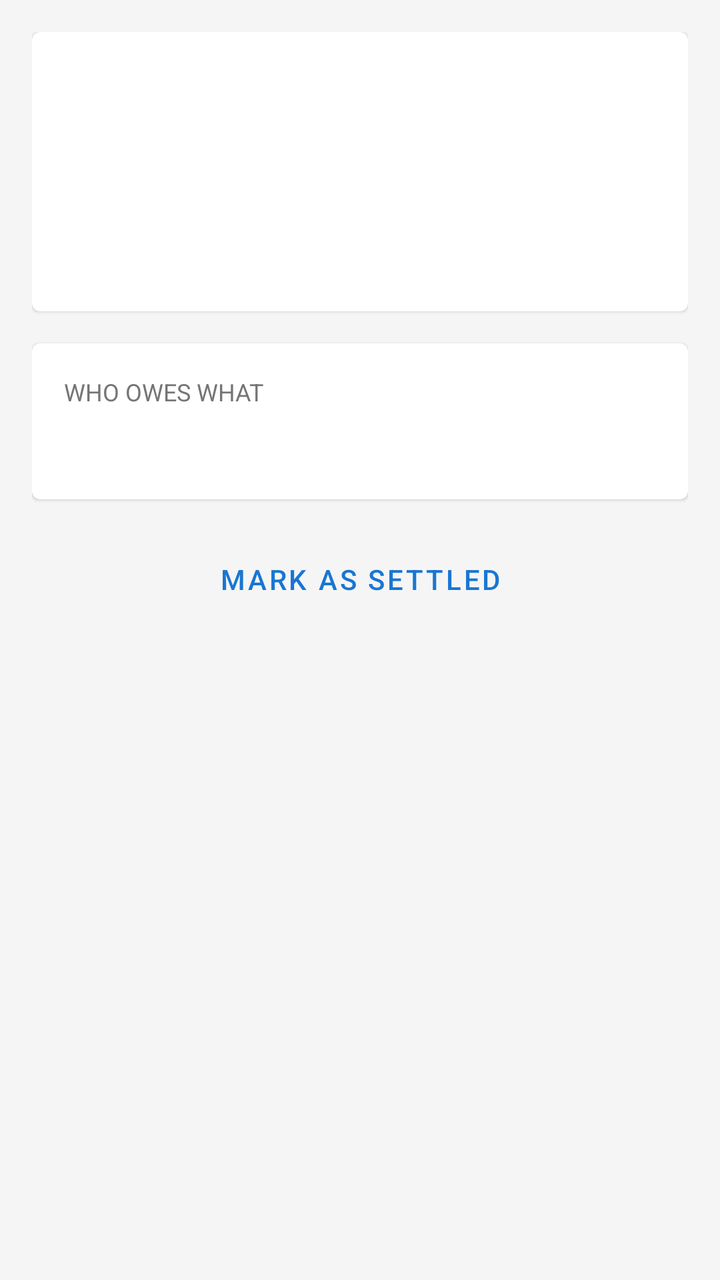
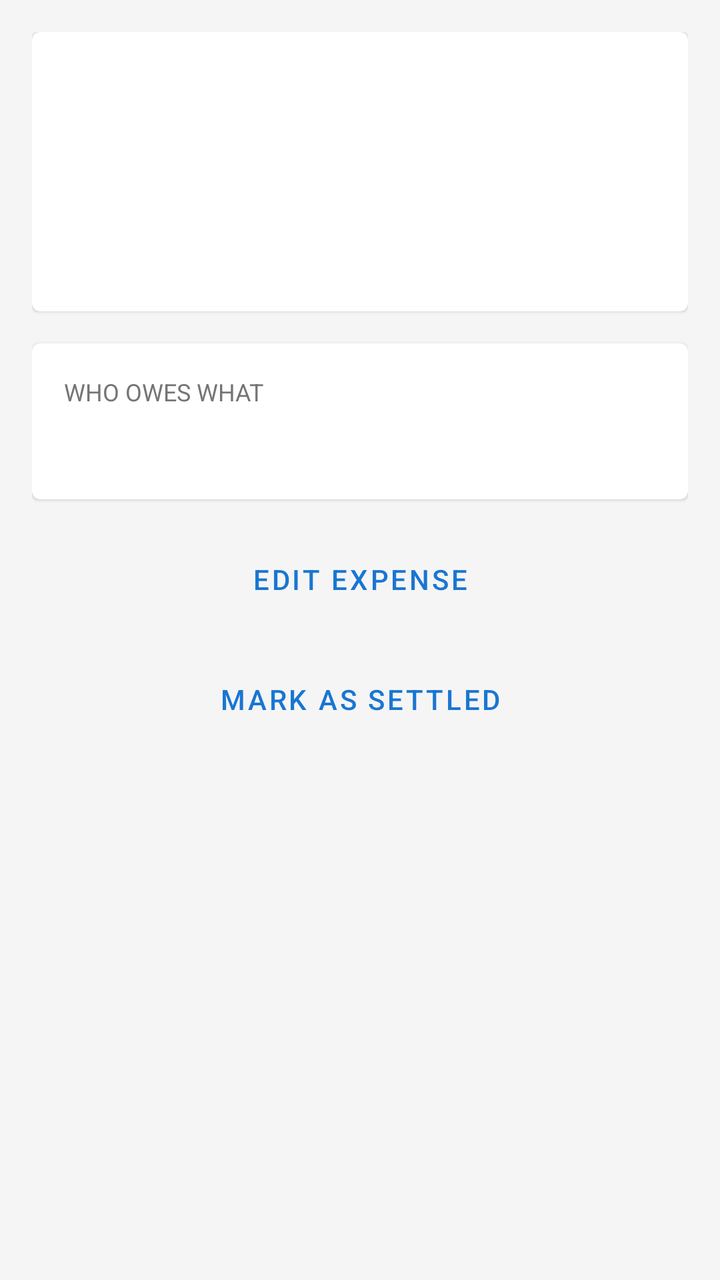

Compare the two renders of this Android layout. The source of the first and the diff that turns it into the second are given below.
<!-- AndroidManifest.xml: application theme Theme.IOweYou -->
<!-- res/layout/fragment_expense_detail.xml -->
<?xml version="1.0" encoding="utf-8"?>
<ScrollView
    xmlns:android="http://schemas.android.com/apk/res/android"
    android:layout_width="match_parent"
    android:layout_height="match_parent"
    android:background="@color/background">

    <LinearLayout
        android:layout_width="match_parent"
        android:layout_height="wrap_content"
        android:orientation="vertical"
        android:padding="16dp">

        
        <com.google.android.material.card.MaterialCardView
            android:layout_width="match_parent"
            android:layout_height="wrap_content"
            android:layout_marginBottom="16dp">

            <LinearLayout
                android:layout_width="match_parent"
                android:layout_height="wrap_content"
                android:orientation="vertical"
                android:padding="16dp">

                <TextView
                    android:id="@+id/tvDetailTitle"
                    android:layout_width="match_parent"
                    android:layout_height="wrap_content"
                    android:textSize="22sp"
                    android:textStyle="bold" />

                <TextView
                    android:id="@+id/tvDetailDate"
                    android:layout_width="match_parent"
                    android:layout_height="wrap_content"
                    android:textSize="14sp"
                    android:textColor="@color/colorNeutral"
                    android:layout_marginTop="4dp" />

                <TextView
                    android:id="@+id/tvDetailTotal"
                    android:layout_width="match_parent"
                    android:layout_height="wrap_content"
                    android:textSize="18sp"
                    android:textStyle="bold"
                    android:textColor="@color/colorPrimary"
                    android:layout_marginTop="8dp" />

                <TextView
                    android:id="@+id/tvPaidBy"
                    android:layout_width="match_parent"
                    android:layout_height="wrap_content"
                    android:textSize="14sp"
                    android:layout_marginTop="4dp" />

                <TextView
                    android:id="@+id/tvSettledBadge"
                    android:layout_width="wrap_content"
                    android:layout_height="wrap_content"
                    android:layout_marginTop="8dp"
                    android:text="SETTLED"
                    android:textColor="@color/colorPositive"
                    android:textStyle="bold"
                    android:visibility="gone" />

            </LinearLayout>
        </com.google.android.material.card.MaterialCardView>

        
        <com.google.android.material.card.MaterialCardView
            android:layout_width="match_parent"
            android:layout_height="wrap_content"
            android:layout_marginBottom="16dp">

            <LinearLayout
                android:layout_width="match_parent"
                android:layout_height="wrap_content"
                android:orientation="vertical"
                android:padding="16dp">

                <TextView
                    android:layout_width="match_parent"
                    android:layout_height="wrap_content"
                    android:text="WHO OWES WHAT"
                    android:textSize="12sp"
                    android:textColor="@color/colorNeutral"
                    android:textAllCaps="true"
                    android:layout_marginBottom="8dp" />

                <TextView
                    android:id="@+id/tvBreakdown"
                    android:layout_width="match_parent"
                    android:layout_height="wrap_content"
                    android:textSize="16sp"
                    android:lineSpacingExtra="4dp" />

            </LinearLayout>
        </com.google.android.material.card.MaterialCardView>

        
        <Button
            android:id="@+id/btnVenmo"
            android:layout_width="match_parent"
            android:layout_height="wrap_content"
            android:layout_marginBottom="12dp"
            android:text="@string/pay_via_venmo"
            android:backgroundTint="#008CFF"
            android:visibility="gone" />

        <Button
            android:id="@+id/btnSettle"
            android:layout_width="match_parent"
            android:layout_height="wrap_content"
            android:text="@string/settle_up"
            style="@style/Widget.MaterialComponents.Button.OutlinedButton" />

    </LinearLayout>
</ScrollView>
<!-- resources referenced by this layout -->
<resources>
  <color name="background">#F5F5F5</color>
  <color name="colorNeutral">#757575</color>
  <color name="colorPositive">#2E7D32</color>
  <color name="colorPrimary">#1976D2</color>
  <string name="pay_via_venmo">Pay via Venmo</string>
  <string name="settle_up">Mark as Settled</string>
  <style name="Theme.IOweYou" parent="Theme.MaterialComponents.DayNight.DarkActionBar">
          <item name="colorPrimary">@color/colorPrimary</item>
          <item name="colorPrimaryDark">@color/colorPrimaryDark</item>
          <item name="colorAccent">@color/colorAccent</item>
          <item name="android:windowBackground">@color/background</item>
      </style>
  <color name="colorPrimaryDark">#1565C0</color>
  <color name="colorAccent">#43A047</color>
</resources>

<!-- the commit's change to res/layout/fragment_expense_detail.xml (unified diff, before → after) -->
@@ -109,6 +109,14 @@
             android:visibility="gone" />
 
         <Button
+            android:id="@+id/btnEdit"
+            android:layout_width="match_parent"
+            android:layout_height="wrap_content"
+            android:layout_marginBottom="12dp"
+            android:text="Edit Expense"
+            style="@style/Widget.MaterialComponents.Button.OutlinedButton" />
+
+        <Button
             android:id="@+id/btnSettle"
             android:layout_width="match_parent"
             android:layout_height="wrap_content"
<!-- resource entries referenced after the edit -->
@@ -6,6 +6,10 @@
   <color name="colorPrimary">#1976D2</color>
   <string name="pay_via_venmo">Pay via Venmo</string>
   <string name="settle_up">Mark as Settled</string>
+  <style name="Theme.IOweYou.NoActionBar" parent="Theme.IOweYou">
+          <item name="windowActionBar">false</item>
+          <item name="windowNoTitle">true</item>
+      </style>
   <style name="Theme.IOweYou" parent="Theme.MaterialComponents.DayNight.DarkActionBar">
           <item name="colorPrimary">@color/colorPrimary</item>
           <item name="colorPrimaryDark">@color/colorPrimaryDark</item>
